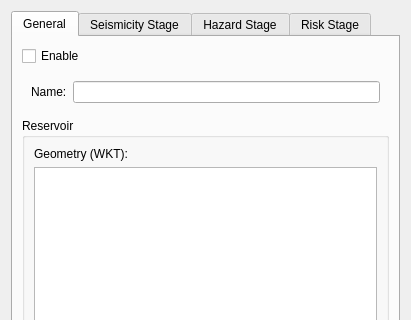
Old version of the form RAMSIS/ui/views/scenarioconfigdialog.ui in the repository swiss-seismological-service/hermes; both pictures show x 0 to 411 and y 0 to 320 of the 411 by 567 pixel window.
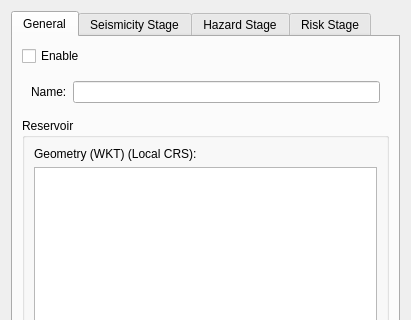
New version of the form.

Commit message:
[ENH] Validate reservoir geometry
When configuring a forecast scenario, check if the input reservoir
geometry is a cuboid-like Polyhedralsurface. Add GDAL dependencies.

Patch:
```diff
--- a/RAMSIS/ui/views/scenarioconfigdialog.ui
+++ b/RAMSIS/ui/views/scenarioconfigdialog.ui
@@ -65,7 +65,7 @@
           <item>
            <widget class="QLabel" name="label_3">
             <property name="text">
-             <string>Geometry (WKT):</string>
+             <string>Geometry (WKT) (Local CRS):</string>
             </property>
            </widget>
           </item>
```
The commit also changes 3 other files.
